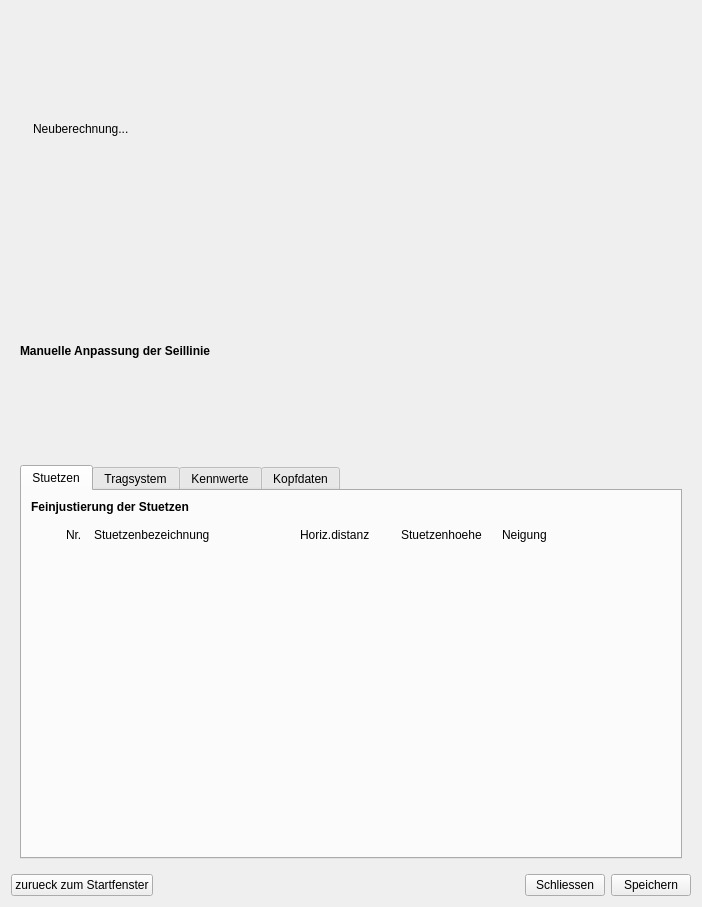
Qt form gui/adjustmentDialog.ui (piMoll/SEILAPLAN) before a commit.
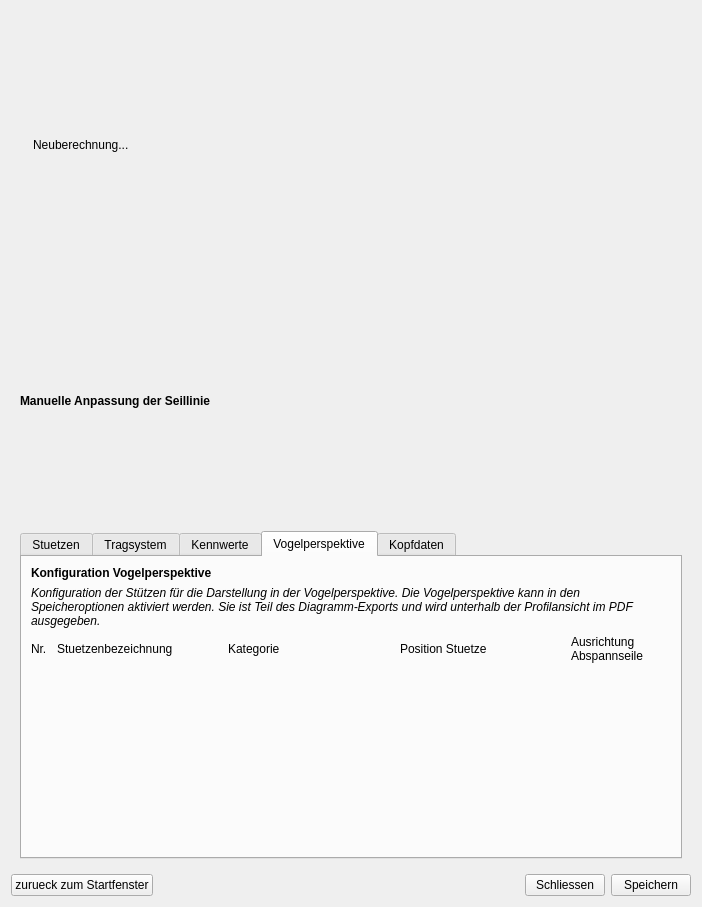
The same form after that commit. Icons and pictures are not drawn.

Commit message: Build bird view tab and expand pole object with new properties

```diff
--- a/gui/adjustmentDialog.ui
+++ b/gui/adjustmentDialog.ui
@@ -71,7 +71,7 @@
             </size>
            </property>
            <property name="currentIndex">
-            <number>0</number>
+            <number>3</number>
            </property>
            <widget class="QWidget" name="tabPoles">
             <property name="focusPolicy">
@@ -816,6 +816,159 @@
              </item>
             </layout>
            </widget>
+           <widget class="QWidget" name="tabBirdView">
+            <attribute name="title">
+             <string>Vogelperspektive</string>
+            </attribute>
+            <layout class="QVBoxLayout" name="verticalLayout_3">
+             <item>
+              <layout class="QHBoxLayout" name="horizontalLayout_4">
+               <item>
+                <layout class="QVBoxLayout" name="birdViewVGrid">
+                 <item>
+                  <layout class="QVBoxLayout" name="DescLayout">
+                   <item>
+                    <widget class="QLabel" name="label_7">
+                     <property name="font">
+                      <font>
+                       <weight>75</weight>
+                       <bold>true</bold>
+                      </font>
+                     </property>
+                     <property name="text">
+                      <string>Konfiguration Vogelperspektive</string>
+                     </property>
+                    </widget>
+                   </item>
+                   <item>
+                    <widget class="QLabel" name="label_16">
+                     <property name="font">
+                      <font>
+                       <italic>true</italic>
+                      </font>
+                     </property>
+                     <property name="text">
+                      <string>Konfiguration der Stützen für die Darstellung in der Vogelperspektive. Die Vogelperspektive kann in den Speicheroptionen aktiviert werden. Sie ist Teil des Diagramm-Exports und wird unterhalb der Profilansicht im PDF ausgegeben. </string>
+                     </property>
+                     <property name="wordWrap">
+                      <bool>true</bool>
+                     </property>
+                    </widget>
+                   </item>
+                  </layout>
+                 </item>
+                 <item>
+                  <layout class="QGridLayout" name="birdViewGrid">
+                   <item row="0" column="1">
+                    <widget class="QLabel" name="label_43">
+                     <property name="sizePolicy">
+                      <sizepolicy hsizetype="Preferred" vsizetype="Fixed">
+                       <horstretch>0</horstretch>
+                       <verstretch>0</verstretch>
+                      </sizepolicy>
+                     </property>
+                     <property name="minimumSize">
+                      <size>
+                       <width>0</width>
+                       <height>30</height>
+                      </size>
+                     </property>
+                     <property name="text">
+                      <string>Stuetzenbezeichnung</string>
+                     </property>
+                    </widget>
+                   </item>
+                   <item row="0" column="2">
+                    <widget class="QLabel" name="label_45">
+                     <property name="sizePolicy">
+                      <sizepolicy hsizetype="Preferred" vsizetype="Preferred">
+                       <horstretch>0</horstretch>
+                       <verstretch>0</verstretch>
+                      </sizepolicy>
+                     </property>
+                     <property name="minimumSize">
+                      <size>
+                       <width>0</width>
+                       <height>0</height>
+                      </size>
+                     </property>
+                     <property name="text">
+                      <string>Kategorie</string>
+                     </property>
+                    </widget>
+                   </item>
+                   <item row="0" column="0">
+                    <widget class="QLabel" name="label_44">
+                     <property name="sizePolicy">
+                      <sizepolicy hsizetype="Fixed" vsizetype="Preferred">
+                       <horstretch>0</horstretch>
+                       <verstretch>0</verstretch>
+                      </sizepolicy>
+                     </property>
+                     <property name="minimumSize">
+                      <size>
+                       <width>20</width>
+                       <height>0</height>
+                      </size>
+                     </property>
+                     <property name="text">
+                      <string>Nr.</string>
+                     </property>
+                    </widget>
+                   </item>
+                   <item row="0" column="3">
+                    <widget class="QLabel" name="label_46">
+                     <property name="text">
+                      <string>Position Stuetze</string>
+                     </property>
+                     <property name="wordWrap">
+                      <bool>true</bool>
+                     </property>
+                    </widget>
+                   </item>
+                   <item row="0" column="4">
+                    <widget class="QLabel" name="label_47">
+                     <property name="sizePolicy">
+                      <sizepolicy hsizetype="Fixed" vsizetype="Preferred">
+                       <horstretch>0</horstretch>
+                       <verstretch>0</verstretch>
+                      </sizepolicy>
+                     </property>
+                     <property name="minimumSize">
+                      <size>
+                       <width>100</width>
+                       <height>0</height>
+                      </size>
+                     </property>
+                     <property name="text">
+                      <string>Ausrichtung Abspannseile</string>
+                     </property>
+                     <property name="wordWrap">
+                      <bool>true</bool>
+                     </property>
+                    </widget>
+                   </item>
+                  </layout>
+                 </item>
+                </layout>
+               </item>
+              </layout>
+             </item>
+             <item>
+              <spacer name="verticalSpacer_3">
+               <property name="orientation">
+                <enum>Qt::Vertical</enum>
+               </property>
+               <property name="sizeHint" stdset="0">
+                <size>
+                 <width>20</width>
+                 <height>40</height>
+                </size>
+               </property>
+              </spacer>
+             </item>
+            </layout>
+           </widget>
            <widget class="QWidget" name="tab">
             <attribute name="title">
              <string>Kopfdaten</string>
```
Left out of the diff: 41 changed lines with no effect on the pictures. The commit also changes 4 other files.
